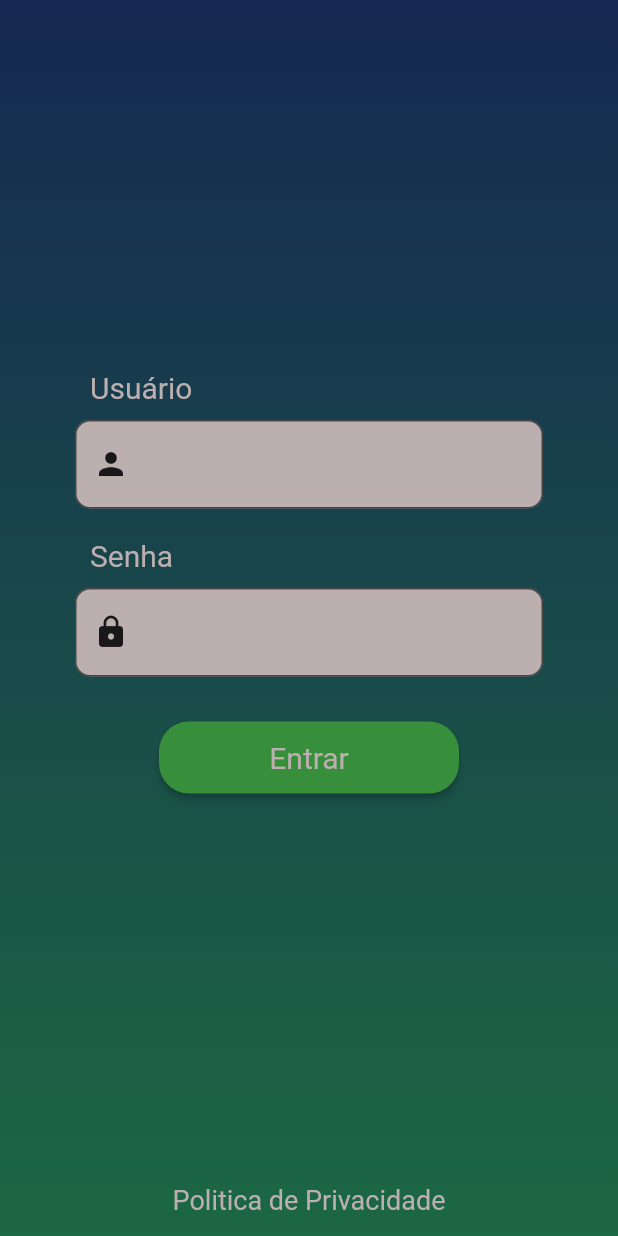
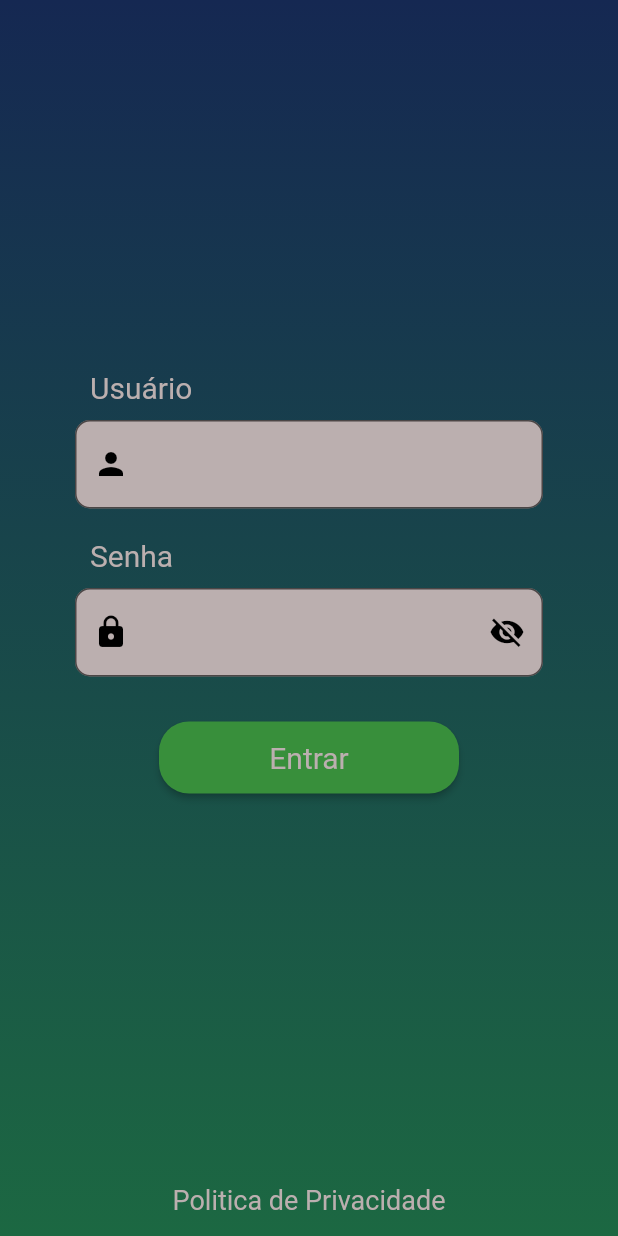
Before and after one commit to absjuniordev/prova_flutter, a Flutter app: the screen it shows after launch, on a phone screen of 412 x 824 dp. Run offline on Flutter 3.47's test engine with Material 2 defaults, Android fonts, the phone set to English and light mode, and no system bars; drawn by our look-alikes of flutter_animate; our stand-ins replace page_transition; missing offline and left inert: flutter_inappwebview.

Commit message:
Criação do suffixIcon

```diff
--- a/lib/page/login_page.dart
+++ b/lib/page/login_page.dart
@@ -34,16 +34,24 @@ class LoginPage extends StatelessWidget {
                 ),
                 CustomTextField(
                   text: "Usuário",
-                  icon: const Icon(Icons.person),
+                  icon: const Icon(
+                    Icons.person,
+                    color: Colors.black,
+                  ),
                   controller: controllerUsuario,
                 ),
                 const SizedBox(
                   height: 20,
                 ),
                 CustomTextField(
+                  obscureText: true,
                   inputSenha: true,
+                  suffixIcon: true,
                   text: "Senha",
-                  icon: const Icon(Icons.lock),
+                  icon: const Icon(
+                    Icons.lock,
+                    color: Colors.black,
+                  ),
                   controller: controllerSenha,
                 ),
                 const SizedBox(
--- a/lib/shared/widgets/custom_textfield.dart
+++ b/lib/shared/widgets/custom_textfield.dart
@@ -1,21 +1,33 @@
+// ignore_for_file: public_member_api_docs, sort_constructors_first
 import 'package:flutter/material.dart';
 import 'package:flutter/services.dart';
+
 import 'package:target_sistemas/shared/constant/custom_color.dart';
 
-class CustomTextField extends StatelessWidget {
+class CustomTextField extends StatefulWidget {
   final String text;
   final Icon icon;
+  final bool? suffixIcon;
   final TextEditingController controller;
   final bool? inputSenha;
+  final bool? obscureText;
 
   const CustomTextField({
     Key? key,
     required this.text,
     required this.icon,
+    this.suffixIcon,
     required this.controller,
     this.inputSenha,
+    this.obscureText,
   }) : super(key: key);
 
+  @override
+  State<CustomTextField> createState() => _CustomTextFieldState();
+}
+
+class _CustomTextFieldState extends State<CustomTextField> {
+  bool _showPassWord = false;
   @override
   Widget build(BuildContext context) {
     return Column(
@@ -24,7 +36,7 @@ class CustomTextField extends StatelessWidget {
         Padding(
           padding: const EdgeInsets.only(left: 60, bottom: 10),
           child: Text(
-            text,
+            widget.text,
             style: TextStyle(
               fontSize: 20,
               fontWeight: FontWeight.w400,
@@ -37,19 +49,38 @@ class CustomTextField extends StatelessWidget {
           child: TextFormField(
             inputFormatters: [
               LengthLimitingTextInputFormatter(20),
-              inputSenha == true
+              widget.inputSenha == true
                   ? FilteringTextInputFormatter.allow(RegExp(r'[a-zA-Z0-9]'))
                   : FilteringTextInputFormatter.singleLineFormatter
             ],
             decoration: InputDecoration(
-              label: icon,
+              prefixIcon: widget.icon,
+              suffixIcon: widget.suffixIcon == true
+                  ? InkWell(
+                      child: _showPassWord == false
+                          ? const Icon(
+                              Icons.visibility_off,
+                              color: Colors.black,
+                            )
+                          : const Icon(
+                              Icons.visibility,
+                              color: Colors.black,
+                            ),
+                      onTap: () {
+                        setState(() {
+                          _showPassWord = !_showPassWord;
+                        });
+                      },
+                    )
+                  : null,
               border: OutlineInputBorder(
                 borderRadius: BorderRadius.circular(10),
               ),
               filled: true,
               fillColor: CustomColor().getFillColor(),
             ),
-            controller: controller,
+            controller: widget.controller,
+            obscureText: _showPassWord == true ? false : true,
           ),
         ),
       ],
```
